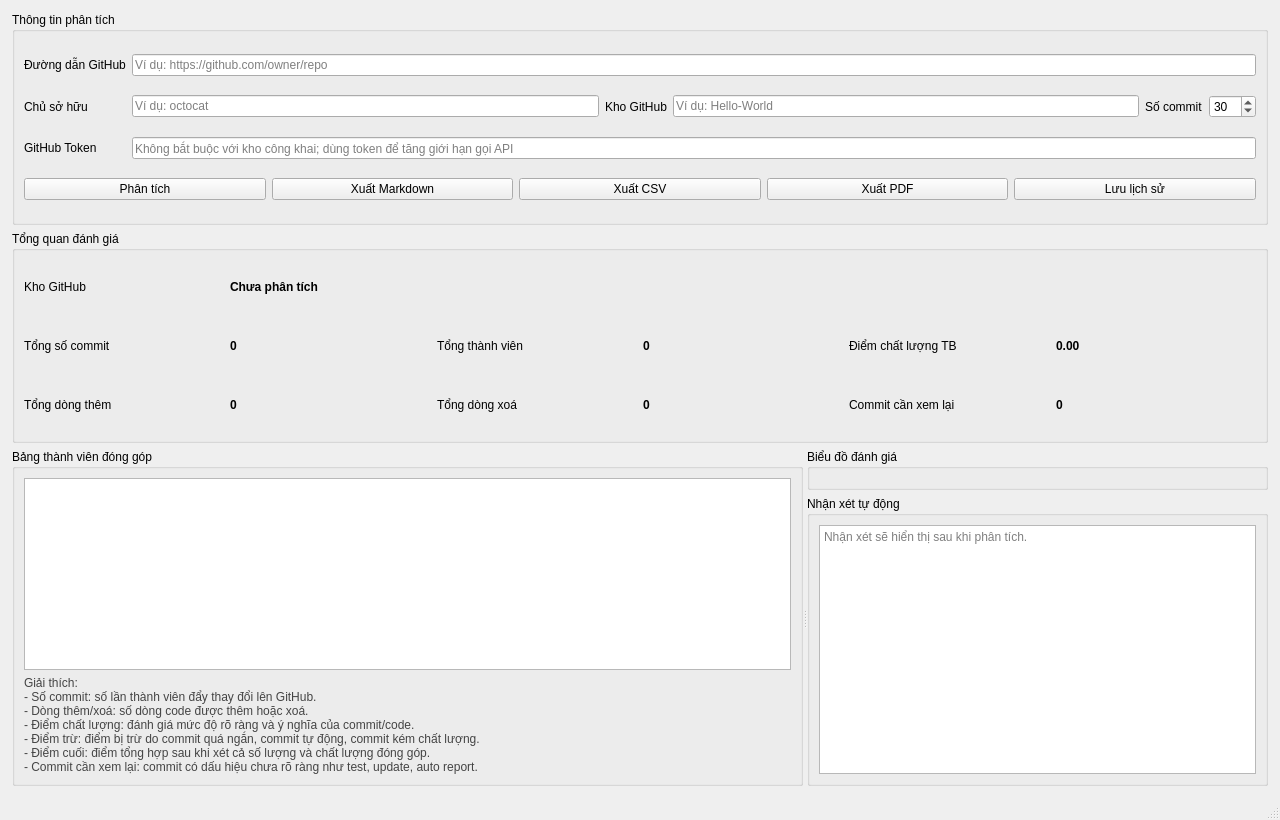
Before: the Qt Designer form main_window.ui in cuonghuhuu/he-thong-danh-gia-dong-gop-github-bang-AI, drawn with Qt 5.
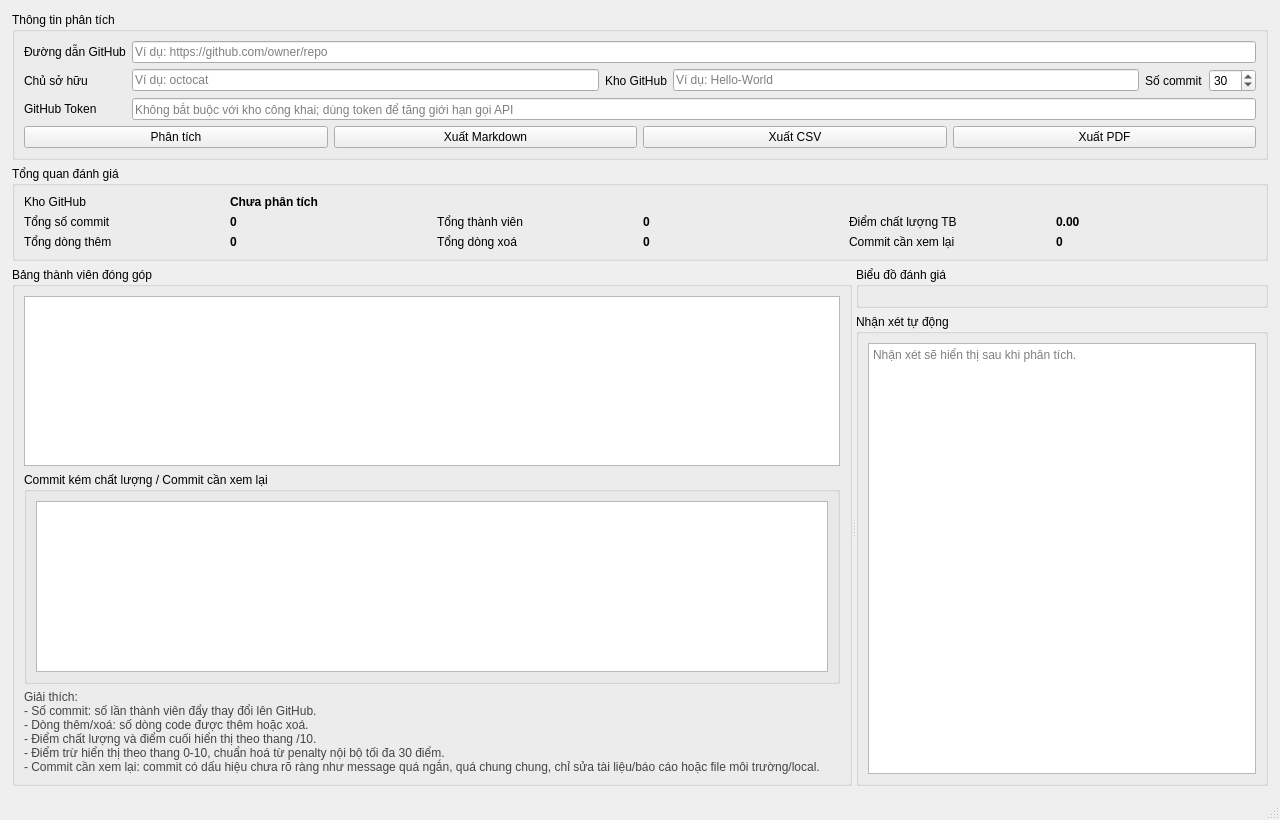
After: the same form once the commit is applied.

Commit message: Replace history panel with suspicious commit review

```diff
--- a/main_window.ui
+++ b/main_window.ui
@@ -151,16 +151,6 @@
            </property>
           </widget>
          </item>
-         <item>
-          <widget class="QPushButton" name="saveHistoryButton">
-           <property name="minimumHeight">
-            <number>34</number>
-           </property>
-           <property name="text">
-            <string>Lưu lịch sử</string>
-           </property>
-          </widget>
-         </item>
         </layout>
        </item>
       </layout>
@@ -307,6 +297,22 @@
         <item>
          <widget class="QTableWidget" name="contributorTable"/>
         </item>
+        <item>
+         <widget class="QGroupBox" name="suspiciousCommitGroupBox">
+          <property name="title">
+           <string>Commit kém chất lượng / Commit cần xem lại</string>
+          </property>
+          <layout class="QVBoxLayout" name="suspiciousCommitLayout">
+           <item>
+            <widget class="QTableWidget" name="suspiciousCommitTable">
+             <property name="minimumHeight">
+              <number>165</number>
+             </property>
+            </widget>
+           </item>
+          </layout>
+         </widget>
+        </item>
         <item>
          <widget class="QLabel" name="explanationLabel">
           <property name="styleSheet">
@@ -316,10 +322,9 @@
            <string>Giải thích:
 - Số commit: số lần thành viên đẩy thay đổi lên GitHub.
 - Dòng thêm/xoá: số dòng code được thêm hoặc xoá.
-- Điểm chất lượng: đánh giá mức độ rõ ràng và ý nghĩa của commit/code.
-- Điểm trừ: điểm bị trừ do commit quá ngắn, commit tự động, commit kém chất lượng.
-- Điểm cuối: điểm tổng hợp sau khi xét cả số lượng và chất lượng đóng góp.
-- Commit cần xem lại: commit có dấu hiệu chưa rõ ràng như test, update, auto report.</string>
+- Điểm chất lượng và điểm cuối hiển thị theo thang /10.
+- Điểm trừ hiển thị theo thang 0-10, chuẩn hoá từ penalty nội bộ tối đa 30 điểm.
+- Commit cần xem lại: commit có dấu hiệu chưa rõ ràng như message quá ngắn, quá chung chung, chỉ sửa tài liệu/báo cáo hoặc file môi trường/local.</string>
           </property>
           <property name="wordWrap">
            <bool>true</bool>
```
Left out of the diff: 3 changed lines with no effect on the pictures. The commit also changes 1 other file.
